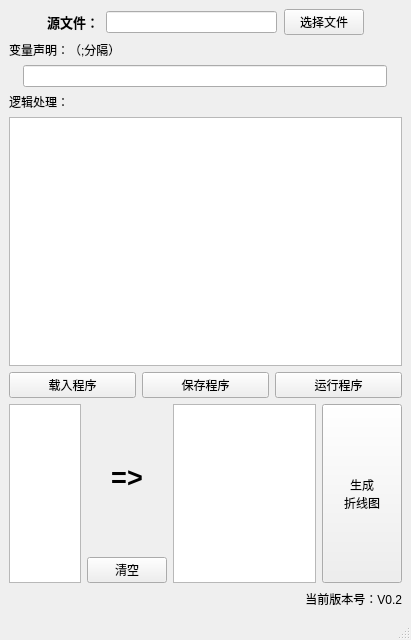
The window that data_show/mainview.ui (yourback/Data_Process_Show) describes before a commit, drawn with Qt 5.
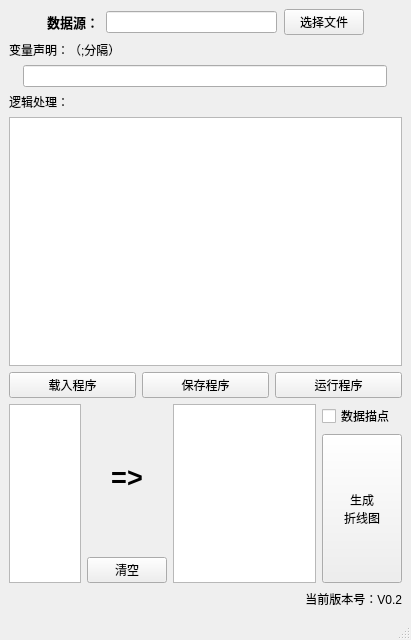
The same window after the commit. Custom widgets are drawn as their Qt base class.

Diff of the .ui file:
```diff
--- a/data_show/mainview.ui
+++ b/data_show/mainview.ui
@@ -53,7 +53,7 @@
          </font>
         </property>
         <property name="text">
-         <string>源文件：</string>
+         <string>数据源：</string>
         </property>
        </widget>
       </item>
@@ -176,7 +176,7 @@
      </layout>
     </item>
     <item>
-     <layout class="QHBoxLayout" name="layout_varchoose" stretch="1,1,2,1">
+     <layout class="QHBoxLayout" name="layout_varchoose" stretch="1,1,2,0">
       <item>
        <widget class="QListWidget" name="varslist"/>
       </item>
@@ -219,6 +219,15 @@
        <widget class="QListWidget" name="varsselect"/>
       </item>
       <item>
+       <layout class="QVBoxLayout" name="verticalLayout">
+        <item>
+         <widget class="QCheckBox" name="cb_o">
+          <property name="text">
+           <string>数据描点</string>
+          </property>
+         </widget>
+        </item>
+        <item>
        <widget class="QPushButton" name="btn_paint">
         <property name="sizePolicy">
          <sizepolicy hsizetype="Expanding" vsizetype="Expanding">
@@ -231,6 +240,8 @@
 折线图</string>
         </property>
        </widget>
+        </item>
+       </layout>
       </item>
      </layout>
     </item>
```
Lines whose indentation alone changed are shown as unchanged.
